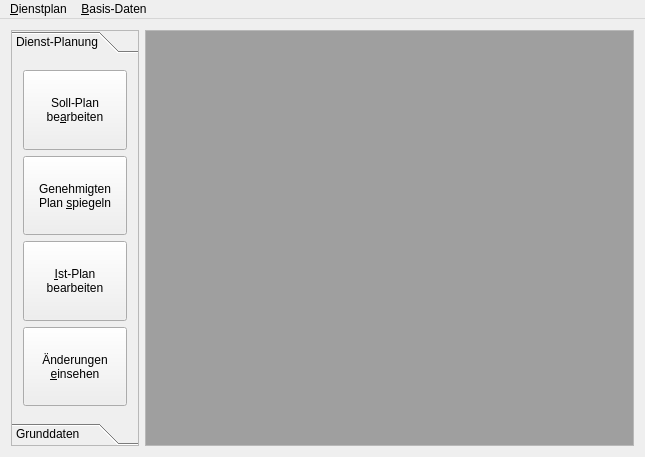
joergpauly/megaroster, file cmainwindow.ui: the form before one commit.
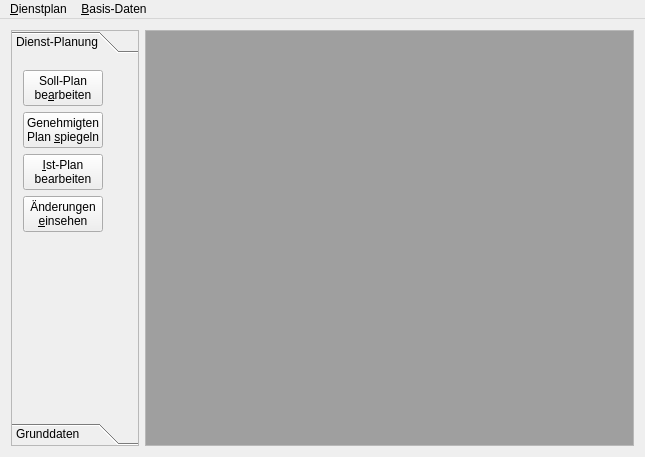
The form after the commit.

Diff of the .ui file:
```diff
--- a/cmainwindow.ui
+++ b/cmainwindow.ui
@@ -10,8 +10,23 @@
     <height>457</height>
    </rect>
   </property>
+  <property name="sizePolicy">
+   <sizepolicy hsizetype="Maximum" vsizetype="Maximum">
+    <horstretch>0</horstretch>
+    <verstretch>0</verstretch>
+   </sizepolicy>
+  </property>
   <property name="windowTitle">
-   <string>CMainWindow</string>
+   <string>MEGARoster</string>
+  </property>
+  <property name="toolButtonStyle">
+   <enum>Qt::ToolButtonTextUnderIcon</enum>
+  </property>
+  <property name="documentMode">
+   <bool>false</bool>
+  </property>
+  <property name="tabShape">
+   <enum>QTabWidget::Triangular</enum>
   </property>
   <widget class="QWidget" name="centralWidget">
    <layout class="QHBoxLayout" name="horizontalLayout">
@@ -49,10 +64,16 @@
         <rect>
          <x>0</x>
          <y>0</y>
-         <width>126</width>
-         <height>362</height>
+         <width>99</width>
+         <height>180</height>
         </rect>
        </property>
+       <property name="sizePolicy">
+        <sizepolicy hsizetype="Maximum" vsizetype="Maximum">
+         <horstretch>0</horstretch>
+         <verstretch>0</verstretch>
+        </sizepolicy>
+       </property>
        <attribute name="label">
         <string>Dienst-Planung</string>
        </attribute>
```
Left out of the diff: 4 changed lines with no effect on the pictures.
